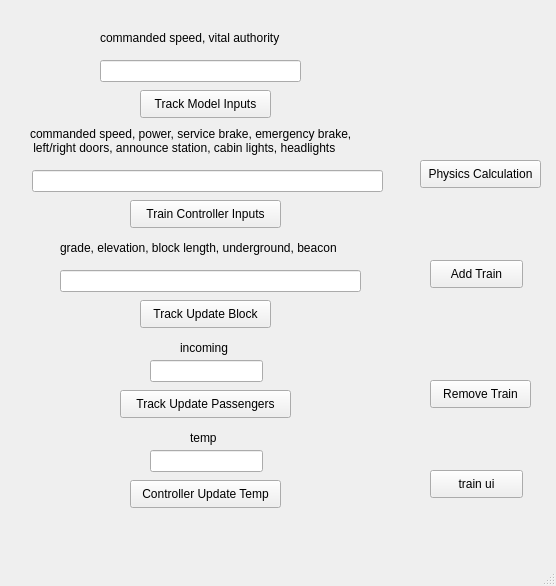
LucasZ99/ECE1140SystemsEngineeringProject, file Train_Model/testbench.ui: the form before one commit.
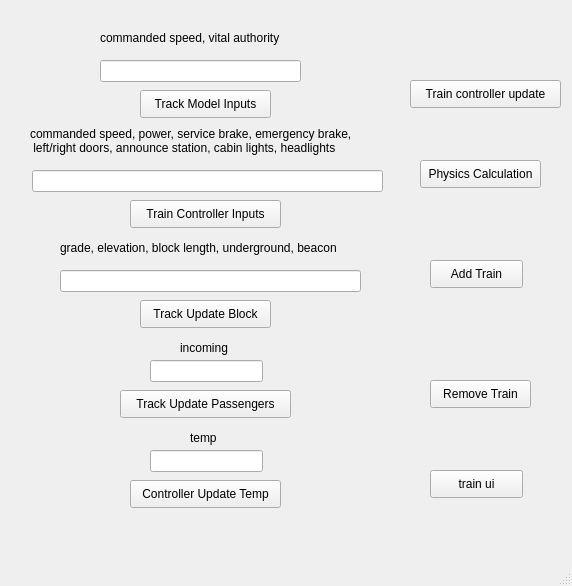
The form after the commit.

Diff of the .ui file:
```diff
--- a/Train_Model/testbench.ui
+++ b/Train_Model/testbench.ui
@@ -6,7 +6,7 @@
    <rect>
     <x>0</x>
     <y>0</y>
-    <width>556</width>
+    <width>572</width>
     <height>586</height>
    </rect>
   </property>
@@ -247,6 +247,19 @@
      <string>train ui</string>
     </property>
    </widget>
+   <widget class="QPushButton" name="trainControllerUpdateButton">
+    <property name="geometry">
+     <rect>
+      <x>410</x>
+      <y>80</y>
+      <width>151</width>
+      <height>28</height>
+     </rect>
+    </property>
+    <property name="text">
+     <string>Train controller update</string>
+    </property>
+   </widget>
   </widget>
   <widget class="QMenuBar" name="menubar">
    <property name="geometry">
```
Left out of the diff: 2 changed lines with no effect on the pictures.
